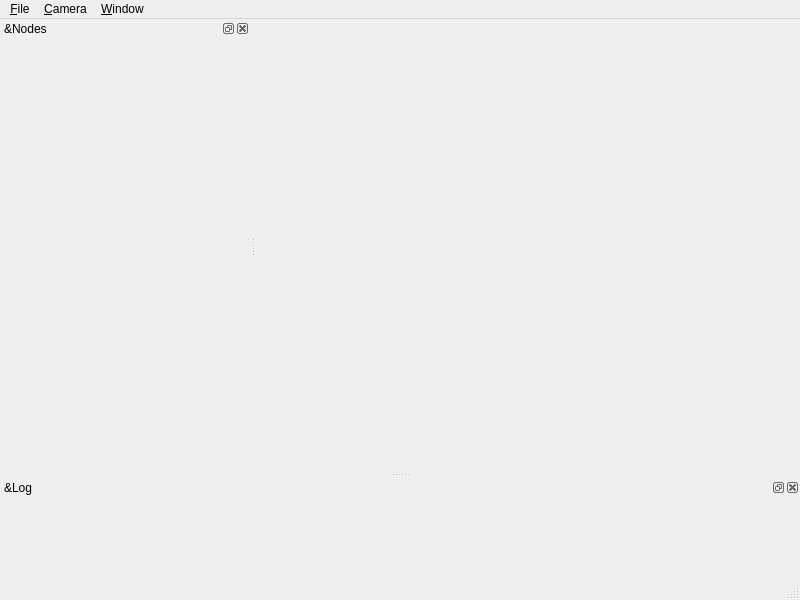
Qt form src/window/MainWindow.ui (usnistgov/NetSimulyzer) before a commit.
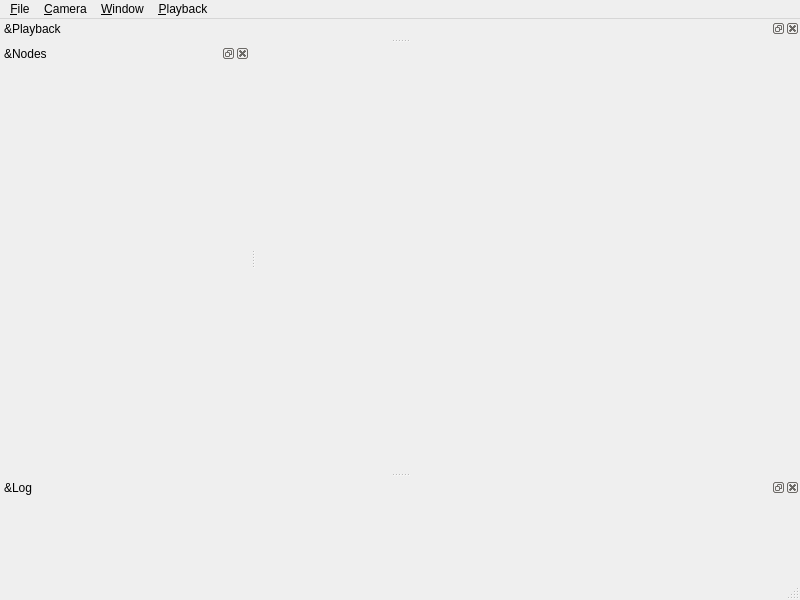
The same form after that commit. Icons and pictures are not drawn.

Commit message:
Implement PlaybackController & global play/pause
Close: https://gitlab.nist.gov/gitlab/wnd-publicsafety/visualizer/visualizer3d/-/issues/34

Close: https://gitlab.nist.gov/gitlab/wnd-publicsafety/visualizer/visualizer3d/-/issues/65

What changed in the file:
```diff
--- a/src/window/MainWindow.ui
+++ b/src/window/MainWindow.ui
@@ -51,9 +51,16 @@
     </property>
     <addaction name="actionResetCameraPosition"/>
    </widget>
+   <widget class="QMenu" name="menuPlayback">
+    <property name="title">
+     <string>&amp;Playback</string>
+    </property>
+    <addaction name="actionPlayPause"/>
+   </widget>
    <addaction name="menuFile"/>
    <addaction name="menuCamera"/>
    <addaction name="menuWindow"/>
+   <addaction name="menuPlayback"/>
   </widget>
   <widget class="QStatusBar" name="statusbar"/>
   <widget class="QDockWidget" name="nodesDock">
@@ -99,6 +106,18 @@
     <number>8</number>
    </attribute>
   </widget>
+  <widget class="QDockWidget" name="playbackDock">
+   <property name="allowedAreas">
+    <set>Qt::TopDockWidgetArea</set>
+   </property>
+   <property name="windowTitle">
+    <string>&amp;Playback</string>
+   </property>
+   <attribute name="dockWidgetArea">
+    <number>4</number>
+   </attribute>
+   <widget class="QWidget" name="dockWidgetContents_2"/>
+  </widget>
   <action name="actionLoad">
    <property name="text">
     <string>&amp;Load</string>
```
Left out of the diff: 8 changed lines with no effect on the pictures. The commit also changes 16 other files.
